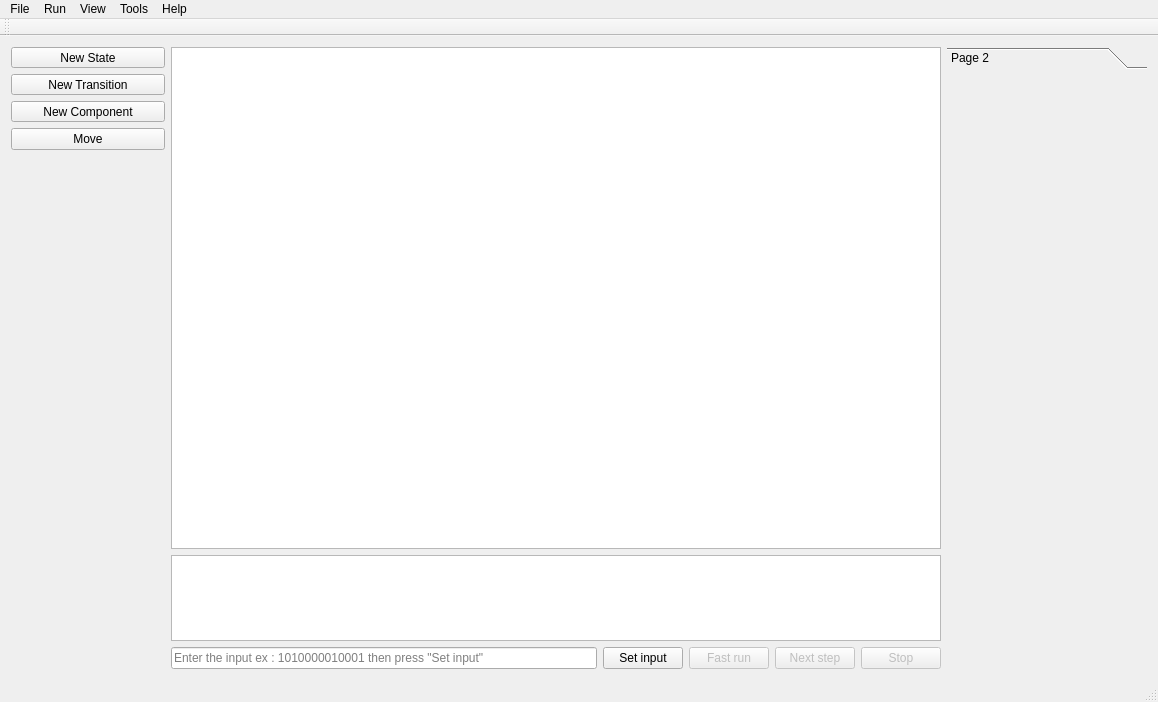
The window that mainwindow.ui (mohsenyz/automata-lab) describes before a commit, drawn with Qt 5.
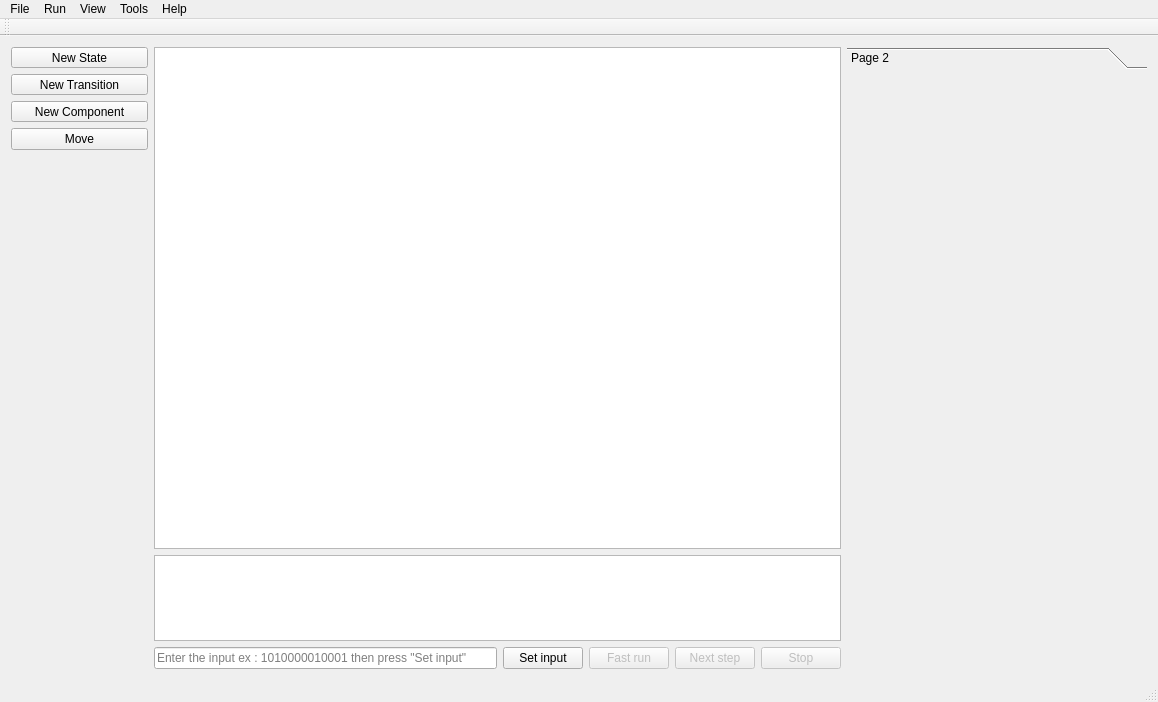
The same window after the commit.

Commit message: Completed multiplerun panel

```diff
--- a/mainwindow.ui
+++ b/mainwindow.ui
@@ -32,7 +32,7 @@
    <property name="styleSheet">
     <string notr="true"/>
    </property>
-   <layout class="QGridLayout" name="gridLayout" rowstretch="0,7,2" columnstretch="1,5,1">
+   <layout class="QGridLayout" name="gridLayout" rowstretch="0,7,2" columnstretch="1,5,4">
     <item row="0" column="0">
      <layout class="QVBoxLayout" name="verticalLayout">
       <item>
@@ -121,7 +121,7 @@
       </property>
       <property name="maximumSize">
        <size>
-        <width>200</width>
+        <width>300</width>
         <height>16777215</height>
        </size>
       </property>
@@ -139,7 +139,7 @@
         <rect>
          <x>0</x>
          <y>0</y>
-         <width>200</width>
+         <width>300</width>
          <height>592</height>
         </rect>
        </property>
```
Left out of the diff: 39 changed lines with no effect on the pictures. The commit also changes 6 other files.
